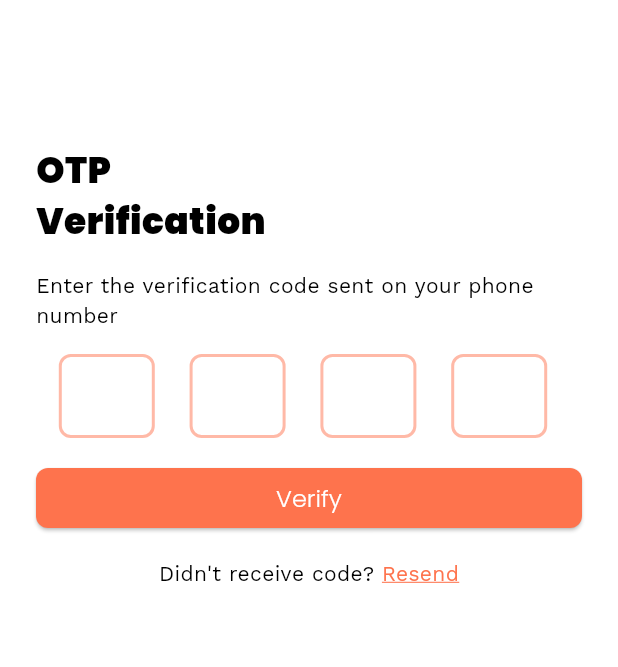
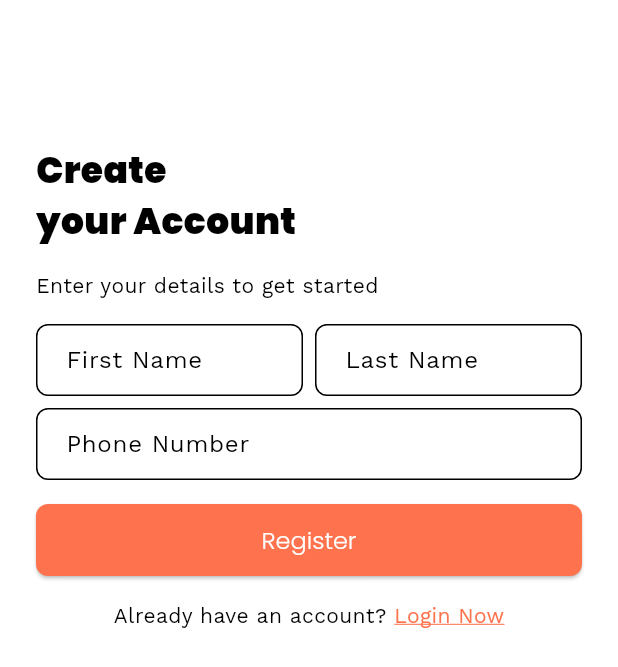
Before and after one commit to djdheeraj5701/tiffin_flutter, a Flutter app: the screen it shows after launch, on a phone screen of 412 x 824 dp. Shown: the top 667 px of the screen. Run offline on Flutter 3.47's test engine with Material 3 defaults, Android fonts, the light colour scheme and no system bars; drawn by our look-alikes of flutter_otp_text_field; our stand-ins replace google_fonts; missing offline and left inert: flutter_material_symbols.

Commit message:
signup page ui done

```diff
--- a/lib/app/authentication/login/login_page.dart
+++ b/lib/app/authentication/login/login_page.dart
@@ -10,13 +10,9 @@ class LoginPage extends StatefulWidget {
 }
 
 class _LoginPageState extends State<LoginPage> {
-  generateOTP() {
-    print("generateOtp");
-  }
+  generateOTP() {}
 
-  redirectToSignUpPage() {
-    print("redirect to sign up page");
-  }
+  redirectToSignUpPage() {}
 
   @override
   Widget build(BuildContext context) {
@@ -38,9 +34,11 @@ class _LoginPageState extends State<LoginPage> {
                   ),
                 ),
                 TextFormField(
-                  decoration: const InputDecoration(
+                  decoration: InputDecoration(
+                    hintText: "Phone Number",
+                      hintStyle: TiffinAppTheme.bodyRegularTextStyle,
                       contentPadding:
-                          EdgeInsets.symmetric(vertical: 8, horizontal: 16)),
+                          const EdgeInsets.symmetric(vertical: 8, horizontal: 16)),
                   keyboardType: TextInputType.phone,
                   inputFormatters: [FilteringTextInputFormatter.digitsOnly],
                 ),
--- a/lib/app/authentication/otp/otp_page.dart
+++ b/lib/app/authentication/otp/otp_page.dart
@@ -1,5 +1,7 @@
 import 'package:flutter/material.dart';
+import 'package:flutter_material_symbols/flutter_material_symbols.dart';
 import 'package:flutter_otp_text_field/flutter_otp_text_field.dart';
+import 'package:google_fonts/google_fonts.dart';
 import 'package:tiffin_flutter/global-styles/tiffin_app_theme.dart';
 
 class OTPPage extends StatefulWidget {
@@ -21,12 +23,27 @@ class _OTPPageState extends State<OTPPage> {
       child: Scaffold(
         body: SingleChildScrollView(
           child: Padding(
-            padding: const EdgeInsets.symmetric(vertical: 96, horizontal: 24),
+            padding: const EdgeInsets.symmetric(vertical: 32, horizontal: 24),
             child: Column(
               crossAxisAlignment: CrossAxisAlignment.start,
               children: [
-                Text("OTP\nVerification",
-                    style: TiffinAppTheme.heading1TextStyle),
+                GestureDetector(
+                  onTap: redirectToLoginPage,
+                  child: Container(
+                      decoration: BoxDecoration(
+                          shape: BoxShape.circle,
+                          color: TiffinAppTheme.primaryTints[100]),
+                      padding: const EdgeInsets.all(12),
+                      child: const Icon(
+                        MaterialSymbols.arrow_back,
+                        size: 24,
+                      )),
+                ),
+                Padding(
+                  padding: const EdgeInsets.only(top: 16),
+                  child: Text("OTP\nVerification",
+                      style: TiffinAppTheme.heading1TextStyle),
+                ),
                 Padding(
                   padding: const EdgeInsets.symmetric(vertical: 16),
                   child: Text(
--- /dev/null
+++ b/lib/app/authentication/signUp/sign_up_page.dart
@@ -0,0 +1,123 @@
+import 'package:flutter/material.dart';
+import 'package:flutter/services.dart';
+import 'package:tiffin_flutter/global-styles/tiffin_app_theme.dart';
+
+class SignUpPage extends StatefulWidget {
+  const SignUpPage({super.key});
+
+  @override
+  createState() => _SignUpPageState();
+}
+
+class _SignUpPageState extends State<SignUpPage> {
+  generateOTP() {}
+
+  redirectToLoginPage() {}
+
+  @override
+  Widget build(BuildContext context) {
+    return SafeArea(
+      child: Scaffold(
+        body: SingleChildScrollView(
+          child: Padding(
+            padding: const EdgeInsets.symmetric(vertical: 96, horizontal: 24),
+            child: Column(
+              crossAxisAlignment: CrossAxisAlignment.start,
+              children: [
+                Text("Create\nyour Account",
+                    style: TiffinAppTheme.heading1TextStyle),
+                Padding(
+                  padding: const EdgeInsets.symmetric(vertical: 16),
+                  child: Text(
+                    "Enter your details to get started",
+                    style: TiffinAppTheme.bodySmallTextStyle,
+                  ),
+                ),
+                SizedBox(
+                  width: MediaQuery.of(context).size.width,
+                  child: Row(
+                    children: [
+                      Flexible(
+                        child: Padding(
+                          padding: const EdgeInsets.only(right: 4, bottom: 4),
+                          child: TextFormField(
+                            decoration: InputDecoration(
+                                hintText: "First Name",
+                                hintStyle: TiffinAppTheme.bodyRegularTextStyle,
+                                contentPadding: const EdgeInsets.symmetric(
+                                    vertical: 8, horizontal: 16)),
+                            keyboardType: TextInputType.name,
+                            inputFormatters: [
+                              FilteringTextInputFormatter.allow(
+                                  RegExp(r'[a-zA-Z]'))
+                            ],
+                          ),
+                        ),
+                      ),
+                      Flexible(
+                        child: Padding(
+                          padding: const EdgeInsets.only(left: 4, bottom: 4),
+                          child: TextFormField(
+                            decoration: InputDecoration(
+                                hintText: "Last Name",
+                                hintStyle: TiffinAppTheme.bodyRegularTextStyle,
+                                contentPadding: const EdgeInsets.symmetric(
+                                    vertical: 8, horizontal: 16)),
+                            keyboardType: TextInputType.name,
+                            inputFormatters: [
+                              FilteringTextInputFormatter.allow(
+                                  RegExp(r'[a-zA-Z]'))
+                            ],
+                          ),
+                        ),
+                      ),
+                    ],
+                  ),
+                ),
+                Padding(
+                  padding: const EdgeInsets.only(top: 4),
+                  child: TextFormField(
+                    decoration: InputDecoration(
+                        hintText: "Phone Number",
+                        hintStyle: TiffinAppTheme.bodyRegularTextStyle,
+                        contentPadding: const EdgeInsets.symmetric(
+                            vertical: 8, horizontal: 16)),
+                    keyboardType: TextInputType.phone,
+                    inputFormatters: [FilteringTextInputFormatter.digitsOnly],
+                  ),
+                ),
+                SizedBox(
+                  width: double.infinity,
+                  child: Padding(
+                    padding: const EdgeInsets.symmetric(vertical: 16),
+                    child: ElevatedButton(
+                        onPressed: generateOTP, child: const Text("Register")),
+                  ),
+                ),
+                Row(
+                  mainAxisAlignment: MainAxisAlignment.center,
+                  children: [
+                    Text(
+                      "Already have an account? ",
+                      style: TiffinAppTheme.bodySmallTextStyle,
+                    ),
+                    GestureDetector(
+                      onTap: redirectToLoginPage,
+                      child: Text(
+                        "Login Now",
+                        style: TiffinAppTheme.bodySmallTextStyle.copyWith(
+                            color: TiffinAppTheme.primaryColor,
+                            decoration: TextDecoration.underline,
+                            decorationColor: TiffinAppTheme.primaryColor),
+                      ),
+                    )
+                  ],
+                )
+              ],
+            ),
+          ),
+        ),
+      ),
+    );
+  }
+}
--- a/lib/global-styles/tiffin_app_theme.dart
+++ b/lib/global-styles/tiffin_app_theme.dart
@@ -86,6 +86,8 @@ class TiffinAppTheme {
     ),
     elevatedButtonTheme: ElevatedButtonThemeData(
         style: ButtonStyle(
+      padding:
+          const MaterialStatePropertyAll(EdgeInsets.symmetric(vertical: 12)),
       textStyle: MaterialStatePropertyAll(buttonTextStyle),
       shape: MaterialStateProperty.resolveWith((_) =>
           RoundedRectangleBorder(borderRadius: BorderRadius.circular(8))),
--- a/lib/main.dart
+++ b/lib/main.dart
@@ -1,6 +1,7 @@
 import 'package:flutter/material.dart';
 import 'package:tiffin_flutter/app/authentication/login/login_page.dart';
 import 'package:tiffin_flutter/app/authentication/otp/otp_page.dart';
+import 'package:tiffin_flutter/app/authentication/signUp/sign_up_page.dart';
 import 'package:tiffin_flutter/global-styles/tiffin_app_theme.dart';
 
 void main() {
@@ -15,7 +16,7 @@
   Widget build(BuildContext context) {
     return MaterialApp(
       theme: TiffinAppTheme.lightTheme,
-      home: OTPPage(),
+      home: const SignUpPage(),
     );
   }
 }
--- a/pubspec.yaml
+++ b/pubspec.yaml
@@ -31,6 +31,7 @@ dependencies:
   cupertino_icons: ^1.0.2
   flutter:
     sdk: flutter
+  flutter_material_symbols: ^0.0.4
   flutter_otp_text_field: ^1.1.1
   google_fonts: ^6.1.0
 
```
Also changed, not shown: lib/app/authentication/signUp/signUpPage.dart (deleted), pubspec.lock.
